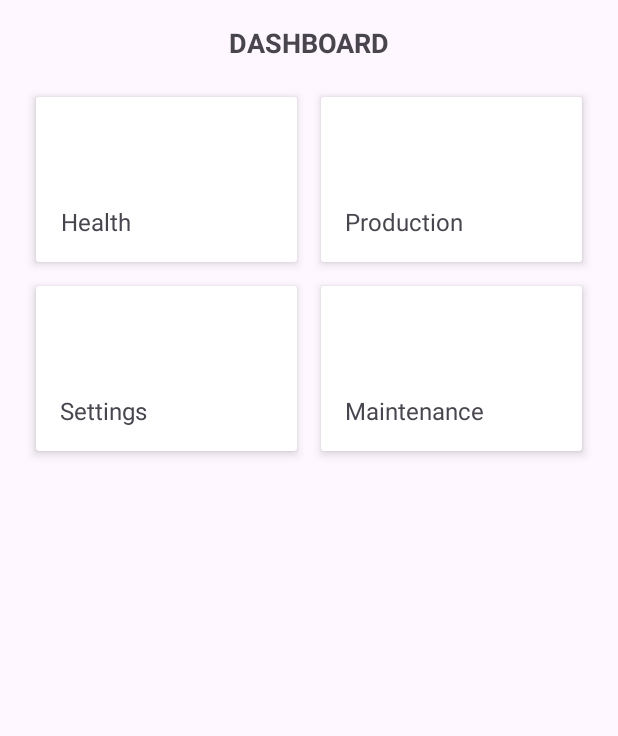
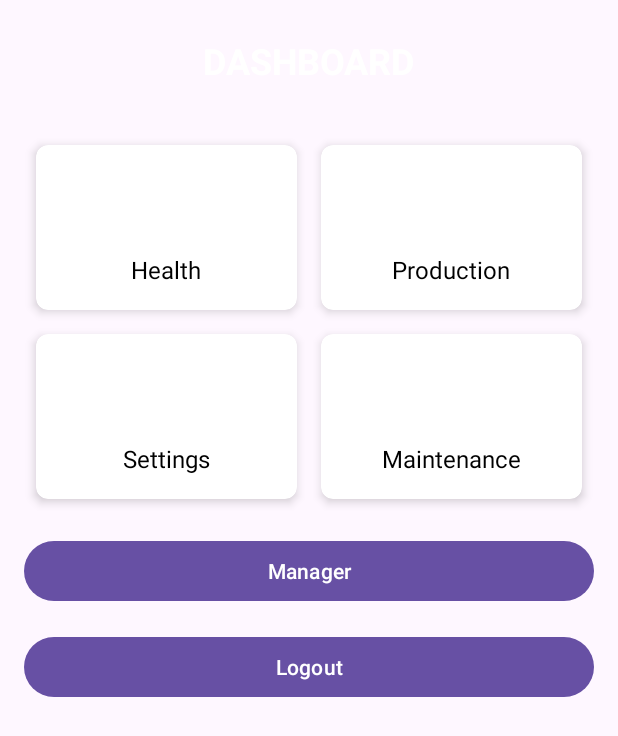
Before and after one commit to ST10041144/VeneM-Poultry-App_XBCAD7319, an Android app: the layout activity_staff_dashboard.xml on its own in the app's theme, with its tools: preview values and no code run, on a phone screen of 412 x 824 dp. Shown: the top 736 px of the screen. Run offline under Robolectric (Android 15) with nearby library versions, the phone set to English and light mode, and no system bars.

```diff
--- a/app/src/main/res/layout/activity_staff_dashboard.xml
+++ b/app/src/main/res/layout/activity_staff_dashboard.xml
@@ -5,145 +5,151 @@
     xmlns:tools="http://schemas.android.com/tools"
     android:layout_width="match_parent"
     android:layout_height="match_parent"
-    tools:context=".MainActivity">
+    tools:context=".ManagerActivity">
 
-    <!-- Title -->
+    <!-- Dashboard title -->
     <TextView
         android:id="@+id/dashboardTitle"
         android:layout_width="wrap_content"
         android:layout_height="wrap_content"
         android:text="DASHBOARD"
+        android:textColor="@android:color/white"
+        android:textSize="24sp"
+        android:layout_marginTop="24dp"
         android:textStyle="bold"
-        android:textSize="18sp"
-        android:layout_marginTop="16dp"
-        android:layout_marginBottom="16dp"
         app:layout_constraintTop_toTopOf="parent"
         app:layout_constraintStart_toStartOf="parent"
         app:layout_constraintEnd_toEndOf="parent" />
 
-    <!-- Grid layout for cards -->
+    <!-- GridLayout to hold CardViews -->
     <GridLayout
         android:id="@+id/dashboardGrid"
         android:layout_width="0dp"
         android:layout_height="wrap_content"
-        android:rowCount="2"
+        android:layout_marginTop="32dp"
         android:columnCount="2"
-        android:layout_margin="16dp"
-        app:layout_constraintTop_toBottomOf="@+id/dashboardTitle"
+        android:rowCount="3"
+        android:layout_marginStart="16dp"
+        android:layout_marginEnd="16dp"
+        app:layout_constraintTop_toBottomOf="@id/dashboardTitle"
         app:layout_constraintStart_toStartOf="parent"
         app:layout_constraintEnd_toEndOf="parent">
 
-        <!-- Health card -->
+        <!-- CardView for Health -->
         <androidx.cardview.widget.CardView
-            android:id="@+id/healthCard"
+            android:id="@+id/HealthCard"
             android:layout_width="0dp"
             android:layout_height="wrap_content"
-        android:layout_rowWeight="1"
+            android:layout_margin="8dp"
+            app:cardCornerRadius="8dp"
+            app:cardElevation="4dp"
             android:layout_columnWeight="1"
-        app:cardElevation="4dp"
-        android:layout_margin="8dp">
+            android:layout_rowWeight="1">
 
             <LinearLayout
-            android:layout_width="wrap_content"
-            android:layout_height="wrap_content"
+                android:layout_width="match_parent"
+                android:layout_height="match_parent"
+                android:gravity="center"
                 android:orientation="vertical"
-            android:gravity="center"
                 android:padding="16dp">
 
                 <ImageView
                     android:layout_width="48dp"
                     android:layout_height="48dp"
-                android:src="@drawable/ic_health_icon"
                     android:contentDescription="Health Icon" />
 
                 <TextView
                     android:layout_width="wrap_content"
                     android:layout_height="wrap_content"
                     android:text="Health"
+                    android:textColor="@android:color/black"
                     android:textSize="16sp"
-                android:paddingTop="8dp" />
+                    android:layout_marginTop="8dp" />
             </LinearLayout>
         </androidx.cardview.widget.CardView>
 
-    <!-- Production card -->
+        <!-- CardView for Production -->
         <androidx.cardview.widget.CardView
-        android:id="@+id/productionCard"
+            android:id="@+id/ProductionCard"
             android:layout_width="0dp"
             android:layout_height="wrap_content"
-    android:layout_rowWeight="1"
+            android:layout_margin="8dp"
+            app:cardCornerRadius="8dp"
+            app:cardElevation="4dp"
             android:layout_columnWeight="1"
-    app:cardElevation="4dp"
-    android:layout_margin="8dp">
+            android:layout_rowWeight="1">
 
             <LinearLayout
-        android:layout_width="wrap_content"
-        android:layout_height="wrap_content"
+                android:layout_width="match_parent"
+                android:layout_height="match_parent"
+                android:gravity="center"
                 android:orientation="vertical"
-        android:gravity="center"
                 android:padding="16dp">
 
                 <ImageView
                     android:layout_width="48dp"
                     android:layout_height="48dp"
-            android:src="@drawable/ic_production_icon"
                     android:contentDescription="Production Icon" />
 
                 <TextView
                     android:layout_width="wrap_content"
                     android:layout_height="wrap_content"
                     android:text="Production"
+                    android:textColor="@android:color/black"
                     android:textSize="16sp"
-            android:paddingTop="8dp" />
+                    android:layout_marginTop="8dp" />
             </LinearLayout>
         </androidx.cardview.widget.CardView>
 
-    <!-- Settings card -->
+        <!-- CardView for Settings -->
         <androidx.cardview.widget.CardView
-android:id="@+id/settingsCard"
+            android:id="@+id/SettingsCard"
             android:layout_width="0dp"
             android:layout_height="wrap_content"
-    android:layout_rowWeight="1"
+            android:layout_margin="8dp"
+            app:cardCornerRadius="8dp"
+            app:cardElevation="4dp"
             android:layout_columnWeight="1"
-    app:cardElevation="4dp"
-    android:layout_margin="8dp">
+            android:layout_rowWeight="1">
 
             <LinearLayout
-android:layout_width="wrap_content"
-android:layout_height="wrap_content"
+                android:layout_width="match_parent"
+                android:layout_height="match_parent"
+                android:gravity="center"
                 android:orientation="vertical"
-android:gravity="center"
                 android:padding="16dp">
 
                 <ImageView
                     android:layout_width="48dp"
                     android:layout_height="48dp"
-    android:src="@drawable/ic_settings_icon"
                     android:contentDescription="Settings Icon" />
 
                 <TextView
                     android:layout_width="wrap_content"
                     android:layout_height="wrap_content"
                     android:text="Settings"
+                    android:textColor="@android:color/black"
                     android:textSize="16sp"
-    android:paddingTop="8dp" />
+                    android:layout_marginTop="8dp" />
             </LinearLayout>
         </androidx.cardview.widget.CardView>
 
-    <!-- Maintenance card -->
+        <!-- CardView for Maintenance -->
         <androidx.cardview.widget.CardView
             android:id="@+id/maintenanceCard"
             android:layout_width="0dp"
             android:layout_height="wrap_content"
-    android:layout_rowWeight="1"
+            android:layout_margin="8dp"
+            app:cardCornerRadius="8dp"
+            app:cardElevation="4dp"
             android:layout_columnWeight="1"
-    app:cardElevation="4dp"
-    android:layout_margin="8dp">
+            android:layout_rowWeight="1">
 
             <LinearLayout
-android:layout_width="wrap_content"
-android:layout_height="wrap_content"
+                android:layout_width="match_parent"
+                android:layout_height="match_parent"
+                android:gravity="center"
                 android:orientation="vertical"
-android:gravity="center"
                 android:padding="16dp">
 
                 <ImageView
@@ -156,10 +162,34 @@ android:padding="16dp">
                     android:layout_width="wrap_content"
                     android:layout_height="wrap_content"
                     android:text="Maintenance"
+                    android:textColor="@android:color/black"
                     android:textSize="16sp"
-    android:paddingTop="8dp" />
+                    android:layout_marginTop="8dp" />
             </LinearLayout>
         </androidx.cardview.widget.CardView>
 
     </GridLayout>
+
+    <!-- Manager Button -->
+    <Button
+        android:id="@+id/managerButton"
+        android:layout_width="0dp"
+        android:layout_height="wrap_content"
+        android:text="Manager"
+        android:layout_margin="16dp"
+        app:layout_constraintTop_toBottomOf="@id/dashboardGrid"
+        app:layout_constraintStart_toStartOf="parent"
+        app:layout_constraintEnd_toEndOf="parent"/>
+
+    <!-- Logout Button -->
+    <Button
+        android:id="@+id/logoutButton"
+        android:layout_width="0dp"
+        android:layout_height="wrap_content"
+        android:text="Logout"
+        android:layout_margin="16dp"
+        app:layout_constraintTop_toBottomOf="@id/managerButton"
+        app:layout_constraintStart_toStartOf="parent"
+        app:layout_constraintEnd_toEndOf="parent"/>
+
 </androidx.constraintlayout.widget.ConstraintLayout>
```
Also changed, not shown: app/src/main/AndroidManifest.xml (+4 -3 lines), app/src/main/java/com/example/venempoultry/AuthActivity.kt (+25 -23 lines), app/src/main/java/com/example/venempoultry/RoleDashboard.kt (deleted, +0 -80 lines), app/src/main/java/com/example/venempoultry/StaffActivity.kt (added, +115 -0 lines), app/src/main/java/com/example/venempoultry/StaffDashboardActivity.kt (deleted, +0 -41 lines), app/src/main/res/layout/activity_auth.xml (+17 -16 lines), app/src/main/res/layout/activity_role_select.xml (deleted, +0 -123 lines). Lines whose indentation alone changed are shown as unchanged.
